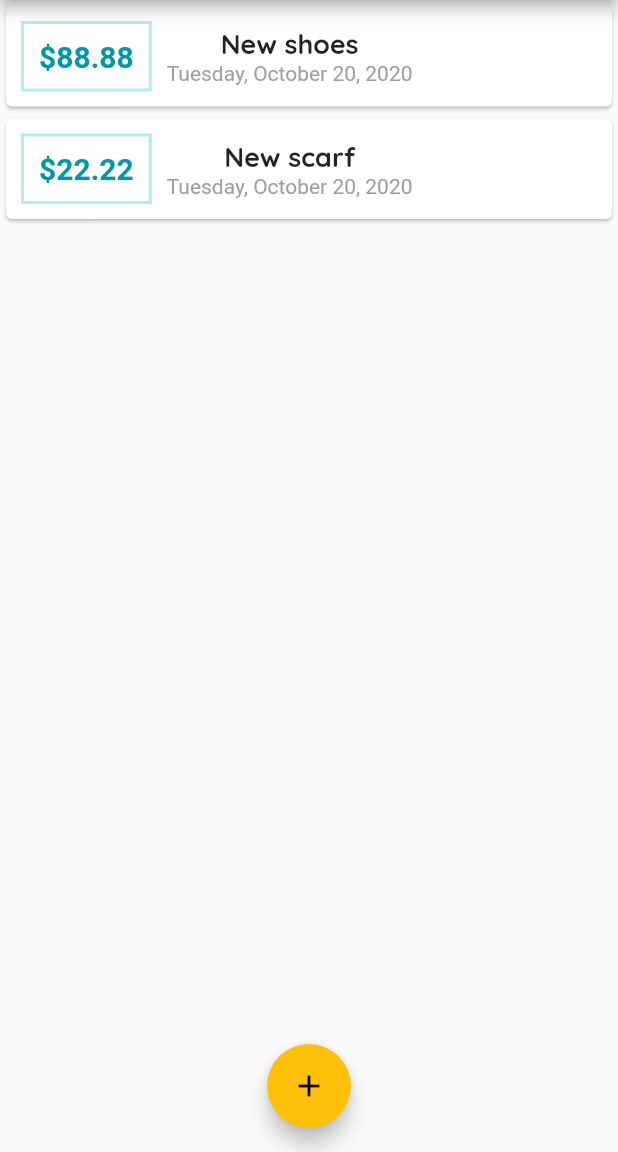
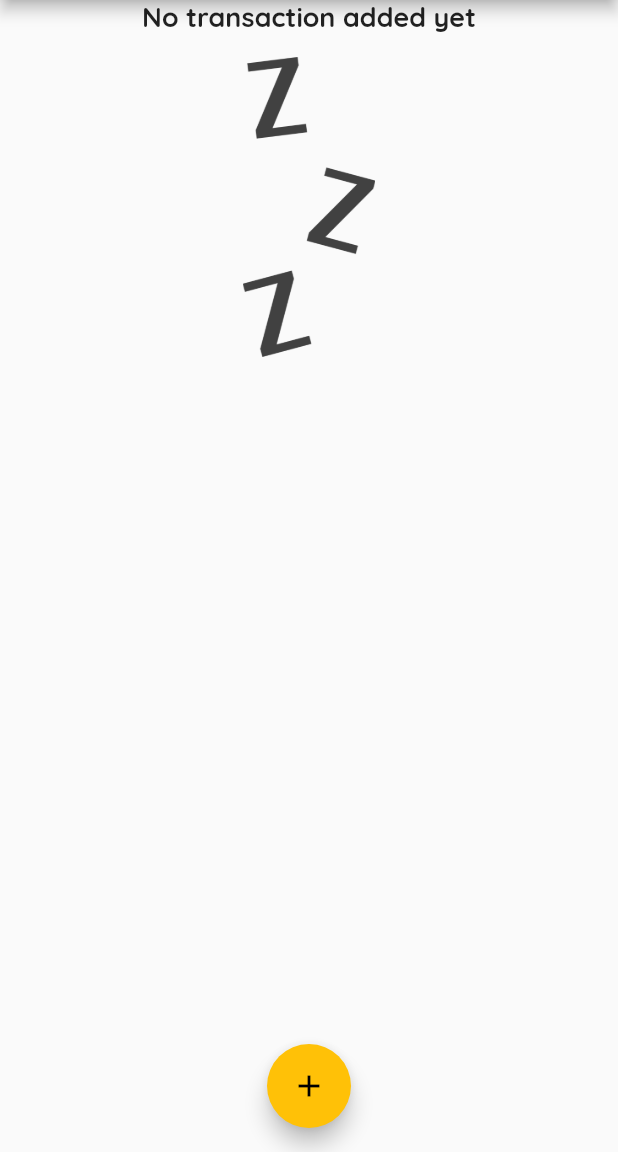
Before and after one commit to GianMor/personal_expenses_flutter, a Flutter app: the screen it shows after launch, on a phone screen of 412 x 824 dp, the part 84-1236 px from its top. Run offline on Flutter 3.47's test engine with Material 2 defaults, Android fonts, the phone set to English and light mode, and no system bars.

Commit message:
add image if list empty

```diff
--- a/lib/main.dart
+++ b/lib/main.dart
@@ -38,8 +38,8 @@ class MyHomePage extends StatefulWidget {
 
 class _MyHomePageState extends State<MyHomePage> {
   final List<Transaction> _transactionList = [
-    Transaction(id: 1, title: "New shoes", amount: 88.88, date: DateTime.now()),
-    Transaction(id: 2, title: "New scarf", amount: 22.22, date: DateTime.now()),
+    // Transaction(id: 1, title: "New shoes", amount: 88.88, date: DateTime.now()),
+    // Transaction(id: 2, title: "New scarf", amount: 22.22, date: DateTime.now()),
   ];
 
   void _addNewTransaction(String title, double amount) {
--- a/lib/widgets/transaction_list.dart
+++ b/lib/widgets/transaction_list.dart
@@ -9,15 +9,27 @@ class TransactionList extends StatelessWidget {
   @override
   Widget build(BuildContext context) {
     return Container(
+      alignment: Alignment.center,
         height: 300,
-        child: ListView.builder(
+        child: transaction.isEmpty
+            ? Column(
+                children: <Widget>[
+                  Text('No transaction added yet',
+                      style: Theme.of(context).textTheme.headline6),
+                  Container(height: 200,margin: EdgeInsets.all(15),child: Image.asset('assets/images/waiting.png',fit: BoxFit.cover,))
+                ],
+              )
+            : ListView.builder(
                 itemBuilder: (ctx, index) {
                   return Card(
                       child: Row(children: <Widget>[
                     Container(
-                  margin: EdgeInsets.symmetric(vertical: 10, horizontal: 10),
+                        margin:
+                            EdgeInsets.symmetric(vertical: 10, horizontal: 10),
                         decoration: BoxDecoration(
-                      border: Border.all(color: Theme.of(context).primaryColorLight, width: 2)),
+                            border: Border.all(
+                                color: Theme.of(context).primaryColorLight,
+                                width: 2)),
                         padding: EdgeInsets.all(10),
                         child: Text(
                           '\$${transaction[index].amount.toStringAsFixed(2)}',
--- a/pubspec.yaml
+++ b/pubspec.yaml
@@ -50,9 +50,8 @@ flutter:
   uses-material-design: true
 
   # To add assets to your application, add an assets section, like this:
-  # assets:
-  #   - images/a_dot_burr.jpeg
-  #   - images/a_dot_ham.jpeg
+  assets:
+    - assets/images/waiting.png
 
   # An image asset can refer to one or more resolution-specific "variants", see
   # https://flutter.dev/assets-and-images/#resolution-aware.
```
Also changed, not shown: assets/images/waiting.png (added). Lines whose indentation alone changed are shown as unchanged.
